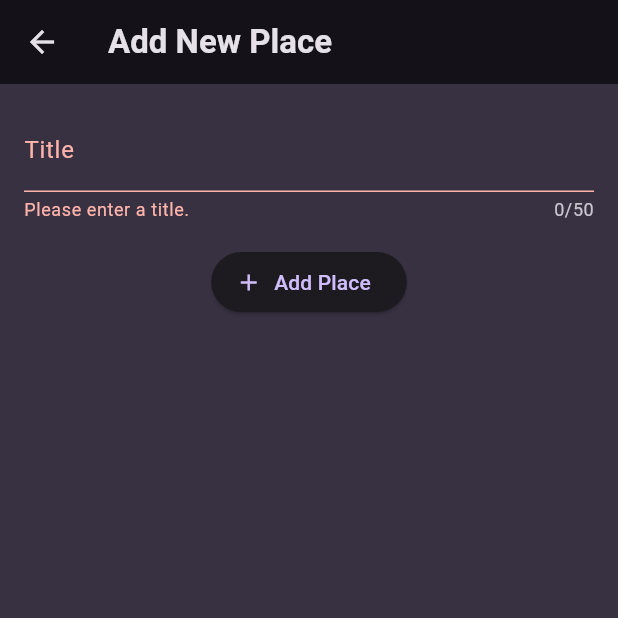
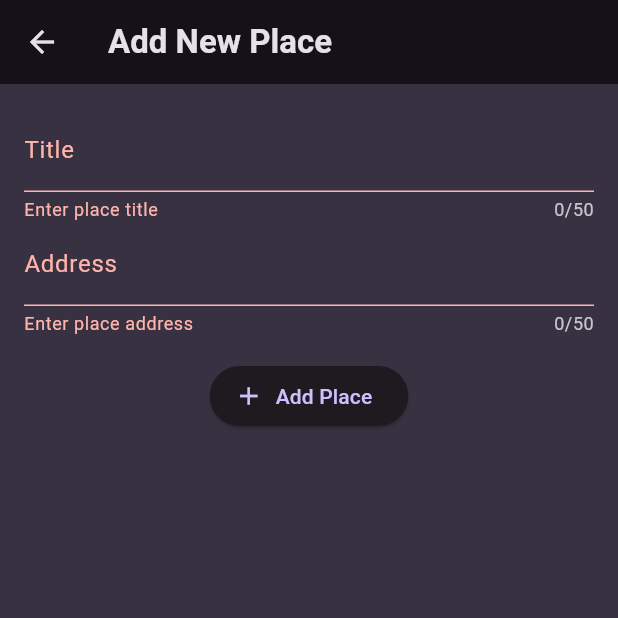
Before and after one commit to lcd11001/flutter-favorite-places, a Flutter app: the NewPlaceScreen screen opened directly, after a tap on "Add Place", on a phone screen of 412 x 824 dp, the top half of it. Run offline on Flutter 3.47's test engine with Material 3 defaults, Android fonts, the phone set to English and light mode, and no system bars; our stand-ins replace cached_network_image, flutter_riverpod, freezed_annotation, google_fonts, riverpod_annotation, transparent_image; generated files the repository leaves out were written again; network calls fail.

Commit message:
* add new place not waiting until riverpod complete add action

```diff
--- a/lib/providers/places_provider.dart
+++ b/lib/providers/places_provider.dart
@@ -1,4 +1,3 @@
-import 'package:flutter/material.dart';
 import 'package:riverpod_annotation/riverpod_annotation.dart';
 import 'package:uuid/uuid.dart';
 import 'package:favorite_places/models/place.dart';
@@ -6,9 +5,6 @@ import 'package:favorite_places/models/place.dart';
 part 'places_provider.g.dart';
 
 const uuid = Uuid();
-final simulateNetworkDelay = Future.delayed(
-  const Duration(seconds: 1),
-);
 
 @riverpod
 class AsyncPlace extends _$AsyncPlace {
@@ -18,7 +14,7 @@ class AsyncPlace extends _$AsyncPlace {
   }
 
   Future<List<Place>> _fetchPlaces() async {
-    await simulateNetworkDelay;
+    await Future.delayed(const Duration(seconds: 1));
 
     return List.generate(
       10,
@@ -38,14 +34,16 @@ class AsyncPlace extends _$AsyncPlace {
 
   Future<void> addPlace(Place place) async {
     state = await AsyncValue.guard(() async {
-      await simulateNetworkDelay;
+      await Future.delayed(const Duration(seconds: 1));
+
       return [place, ...state.value ?? []];
     });
   }
 
   Future<void> removePlace(String id) async {
     state = await AsyncValue.guard(() async {
-      await simulateNetworkDelay;
+      await Future.delayed(const Duration(seconds: 1));
+
       final remainPlaces = state.value?.where((place) => place.id != id);
       return [...remainPlaces ?? []];
     });
--- a/lib/screens/new_place_screen.dart
+++ b/lib/screens/new_place_screen.dart
@@ -1,5 +1,10 @@
 import 'package:flutter/material.dart';
 import 'package:flutter_riverpod/flutter_riverpod.dart';
+
+import 'package:favorite_places/models/place.dart';
+import 'package:favorite_places/providers/places_provider.dart';
+
+import 'package:favorite_places/widgets/place_text_field.dart';
 
 class NewPlaceScreen extends ConsumerStatefulWidget {
   const NewPlaceScreen({super.key});
@@ -11,10 +16,13 @@ class NewPlaceScreen extends ConsumerStatefulWidget {
 class _NewPlaceScreenState extends ConsumerState<NewPlaceScreen> {
   final _formKey = GlobalKey<FormState>();
   final _titleController = TextEditingController();
+  final _addressController = TextEditingController();
+  bool _isSaving = false;
 
   @override
   void dispose() {
     _titleController.dispose();
+    _addressController.dispose();
     super.dispose();
   }
 
@@ -31,22 +39,30 @@ class _NewPlaceScreenState extends ConsumerState<NewPlaceScreen> {
             key: _formKey,
             child: Column(
               children: [
-                TextFormField(
-                  decoration: const InputDecoration(labelText: 'Title'),
-                  keyboardType: TextInputType.text,
+                PlaceTextField(
+                  titleController: _titleController,
+                  title: 'Title',
+                  hintErrorText: 'Enter place title',
                   maxLength: 50,
-                  textInputAction: TextInputAction.next,
-                  controller: _titleController,
-                  validator: (value) {
-                    if (value == null || value.trim().isEmpty) {
-                      return 'Please enter a title.';
-                    }
-                    return null;
-                  },
+                ),
+                PlaceTextField(
+                  titleController: _addressController,
+                  title: 'Address',
+                  hintErrorText: 'Enter place address',
+                  maxLength: 50,
                 ),
                 const SizedBox(height: 16),
                 ElevatedButton.icon(
-                  icon: const Icon(Icons.add),
+                  icon: _isSaving
+                      ? const SizedBox(
+                          width: 20,
+                          height: 20,
+                          child: CircularProgressIndicator(),
+                        )
+                      : const Icon(
+                          Icons.add,
+                          size: 20,
+                        ),
                   onPressed: _saveNewPlace,
                   label: const Text('Add Place'),
                 )
@@ -60,8 +76,27 @@ class _NewPlaceScreenState extends ConsumerState<NewPlaceScreen> {
 
   void _saveNewPlace() {
     if (_formKey.currentState!.validate()) {
+      setState(() {
+        _isSaving = true;
+      });
+
+      // Save form
+      _formKey.currentState!.save();
+
+      final id = uuid.v4();
+      Place newPlace = Place(
+        id: id,
+        title: _titleController.text,
+        address: _addressController.text,
+        imageUrl: 'https://picsum.photos/seed/$id/200',
+        latitude: 0,
+        longitude: 0,
+      );
+
       // Add place
-      _formKey.currentState!.save();
+      ref.read(asyncPlaceProvider.notifier).addPlace(newPlace).then((value) {
+        Navigator.of(context).pop();
+      });
     }
   }
 }
--- /dev/null
+++ b/lib/widgets/place_text_field.dart
@@ -0,0 +1,39 @@
+import 'package:flutter/material.dart';
+
+class PlaceTextField extends StatelessWidget {
+  final TextEditingController titleController;
+  final String title;
+  final String hintErrorText;
+  final int? maxLength;
+
+  const PlaceTextField({
+    super.key,
+    required this.titleController,
+    required this.title,
+    required this.hintErrorText,
+    this.maxLength,
+  });
+
+  @override
+  Widget build(BuildContext context) {
+    final TextTheme textTheme = Theme.of(context).textTheme;
+    final ColorScheme colorScheme = Theme.of(context).colorScheme;
+
+    return TextFormField(
+      decoration: InputDecoration(labelText: title),
+      style: textTheme.bodyLarge!.copyWith(
+        color: colorScheme.onBackground,
+      ),
+      keyboardType: TextInputType.text,
+      maxLength: maxLength,
+      textInputAction: TextInputAction.next,
+      controller: titleController,
+      validator: (value) {
+        if (value == null || value.trim().isEmpty) {
+          return hintErrorText;
+        }
+        return null;
+      },
+    );
+  }
+}
```
